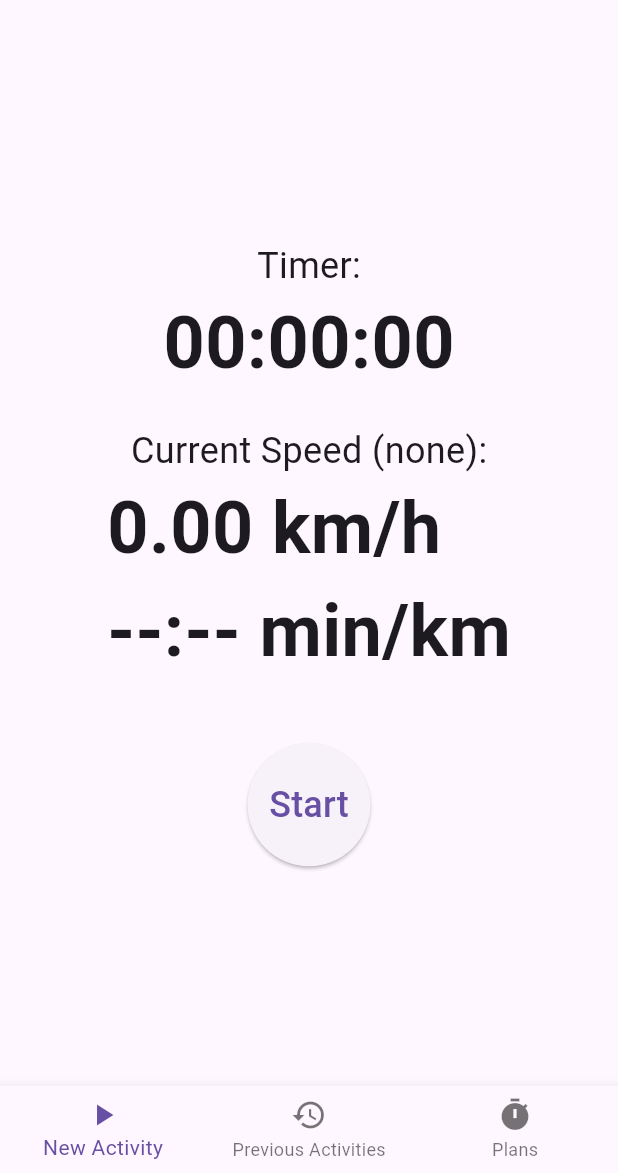
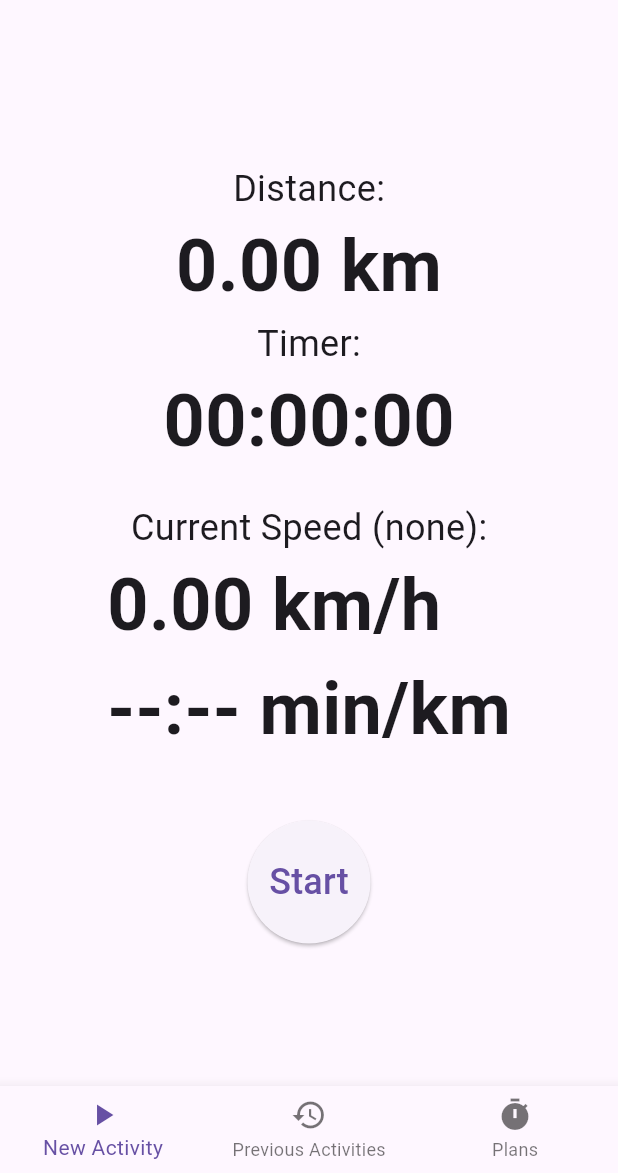
Before and after one commit to MathieuxHugo/FitnessTracker, a Flutter app: the screen it shows after launch, on a phone screen of 412 x 824 dp, the part 63-1236 px from its top. Run offline on Flutter 3.47's test engine with Material 3 defaults, Android fonts, the phone set to English and light mode, and no system bars; our stand-ins replace fl_chart, flutter_map, flutter_tts, geolocator, latlong2, sqflite; missing offline and left inert: reorderable_list; accounts and stored records are empty.

Commit message:
Add distance display

```diff
--- a/fitnesstracker/lib/pages/new_activity_page.dart
+++ b/fitnesstracker/lib/pages/new_activity_page.dart
@@ -1,5 +1,4 @@
 import 'dart:async';
-import 'package:fitnesstracker/model/database_helper.dart';
 import 'package:fitnesstracker/service/activity_service.dart';
 import 'package:flutter/material.dart';
 import 'package:geolocator/geolocator.dart';
@@ -19,6 +18,7 @@ class _NewActivityPageState extends State<NewActivityPage> {
   String _minKM = "--:--";
   String timerText = "00:00:00";
   Timer? _timer;
+  double distance = 0;
   DateTime start = DateTime.now(), startPause = DateTime.now();
   Duration pauseDuration = Duration.zero;
   String _lastUpdate="none"; // update frequency
@@ -101,6 +101,9 @@ class _NewActivityPageState extends State<NewActivityPage> {
       ),
     ).listen((Position position) {
       setState(() {
+        if(!positions.isEmpty){
+          distance += Geolocator.distanceBetween(positions.last.latitude, positions.last.longitude, position.latitude, position.longitude);
+        }
         positions.add(position);
         if (position.speed > 0.2) {
           _currentSpeed = position.speed * 3.6;
@@ -165,6 +168,14 @@ class _NewActivityPageState extends State<NewActivityPage> {
       child: Column(
         mainAxisAlignment: MainAxisAlignment.center,
         children: [
+          Text(
+            'Distance:',
+            style: TextStyle(fontSize: 24),
+          ),
+          Text(
+            "${(distance/1000).toStringAsFixed(2)} km",
+            style: TextStyle(fontSize: 48, fontWeight: FontWeight.bold),
+          ),
           Text(
             'Timer:',
             style: TextStyle(fontSize: 24),
```
